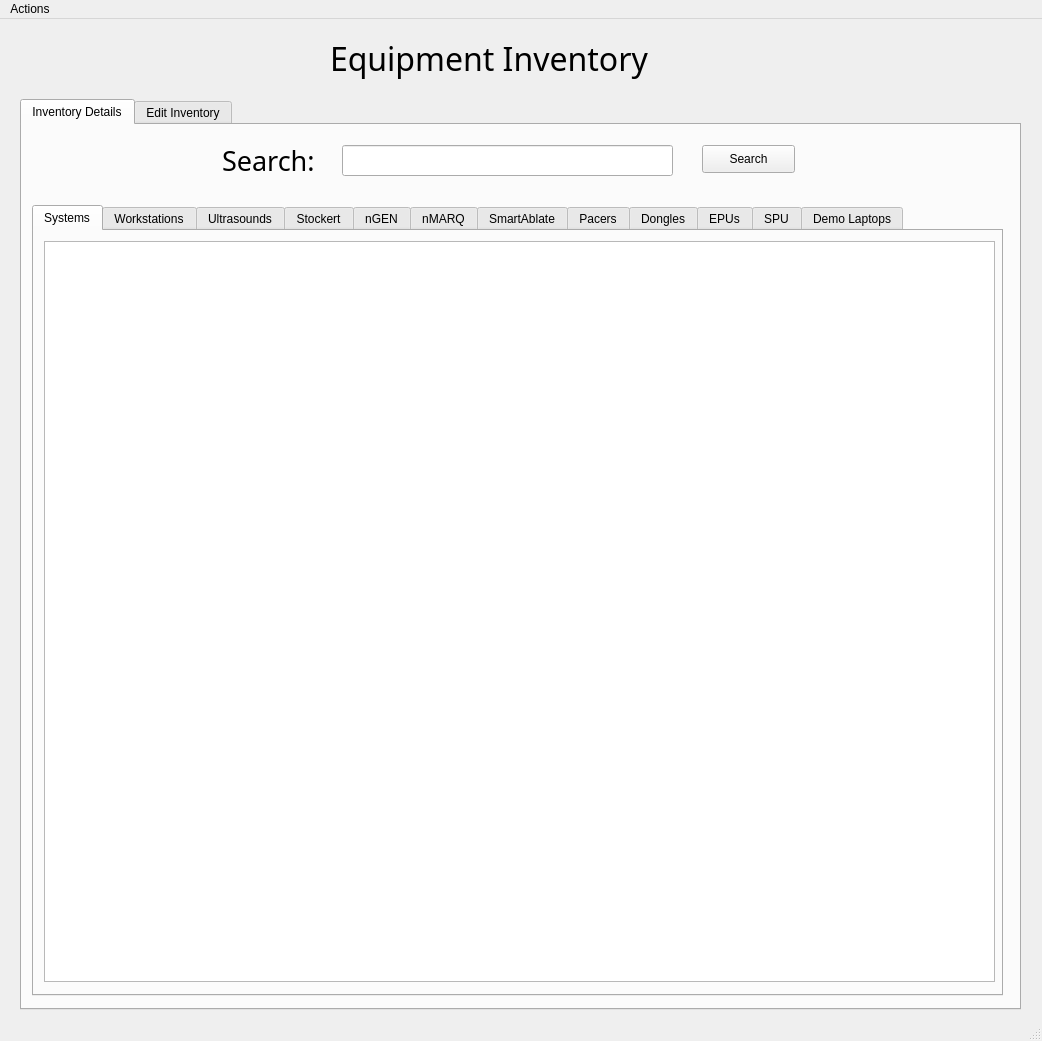
Above: Code/inventory.ui from EranYonai/Auto-Baseline before the change. Below: the same form after it.
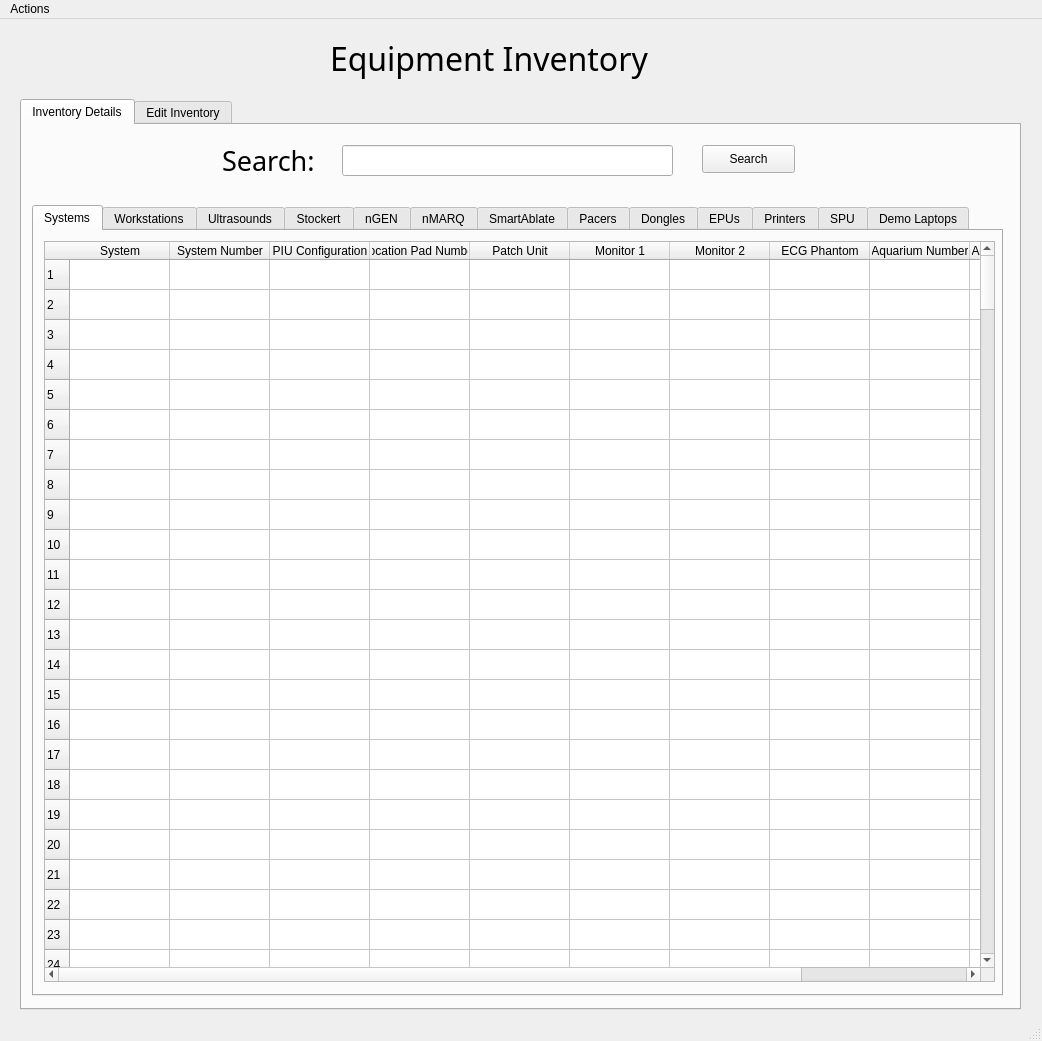
That is the form after the change. The open tabs and pages were chosen to show the change.

Commit message:
Implementation of smart LoadData function
each db details will be saved as a tuple object - "constructs tuples for each db, [0] is the db name, [1] is the table object, [2] is the number of columns in db"
this way it will be easy to add future tables and db. In order to add another machine db, just create a new tuple object within the above rules, and add it to tabs array.

What changed in the file:
```diff
--- a/Code/inventory.ui
+++ b/Code/inventory.ui
@@ -19,7 +19,7 @@
      <rect>
       <x>330</x>
       <y>0</y>
-      <width>368</width>
+      <width>381</width>
       <height>78</height>
      </rect>
     </property>
@@ -116,6 +116,370 @@
           <height>741</height>
          </rect>
         </property>
+        <property name="autoScrollMargin">
+         <number>11</number>
+        </property>
+        <property name="rowCount">
+         <number>300</number>
+        </property>
+        <property name="columnCount">
+         <number>11</number>
+        </property>
+        <row/>
+        <row/>
+        <row/>
+        <row/>
+        <row/>
+        <row/>
+        <row/>
+        <row/>
+        <row/>
+        <row/>
+        <row/>
+        <row/>
+        <row/>
+        <row/>
+        <row/>
+        <row/>
+        <row/>
+        <row/>
+        <row/>
+        <row/>
+        <row/>
+        <row/>
+        <row/>
+        <row/>
+        <row/>
+        <row/>
+        <row/>
+        <row/>
+        <row/>
+        <row/>
+        <row/>
+        <row/>
+        <row/>
+        <row/>
+        <row/>
+        <row/>
+        <row/>
+        <row/>
+        <row/>
+        <row/>
+        <row/>
+        <row/>
+        <row/>
+        <row/>
+        <row/>
+        <row/>
+        <row/>
+        <row/>
+        <row/>
+        <row/>
+        <row/>
+        <row/>
+        <row/>
+        <row/>
+        <row/>
+        <row/>
+        <row/>
+        <row/>
+        <row/>
+        <row/>
+        <row/>
+        <row/>
+        <row/>
+        <row/>
+        <row/>
+        <row/>
+        <row/>
+        <row/>
+        <row/>
+        <row/>
+        <row/>
+        <row/>
+        <row/>
+        <row/>
+        <row/>
+        <row/>
+        <row/>
+        <row/>
+        <row/>
+        <row/>
+        <row/>
+        <row/>
+        <row/>
+        <row/>
+        <row/>
+        <row/>
+        <row/>
+        <row/>
+        <row/>
+        <row/>
+        <row/>
+        <row/>
+        <row/>
+        <row/>
+        <row/>
+        <row/>
+        <row/>
+        <row/>
+        <row/>
+        <row/>
+        <row/>
+        <row/>
+        <row/>
+        <row/>
+        <row/>
+        <row/>
+        <row/>
+        <row/>
+        <row/>
+        <row/>
+        <row/>
+        <row/>
+        <row/>
+        <row/>
+        <row/>
+        <row/>
+        <row/>
+        <row/>
+        <row/>
+        <row/>
+        <row/>
+        <row/>
+        <row/>
+        <row/>
+        <row/>
+        <row/>
+        <row/>
+        <row/>
+        <row/>
+        <row/>
+        <row/>
+        <row/>
+        <row/>
+        <row/>
+        <row/>
+        <row/>
+        <row/>
+        <row/>
+        <row/>
+        <row/>
+        <row/>
+        <row/>
+        <row/>
+        <row/>
+        <row/>
+        <row/>
+        <row/>
+        <row/>
+        <row/>
+        <row/>
+        <row/>
+        <row/>
+        <row/>
+        <row/>
+        <row/>
+        <row/>
+        <row/>
+        <row/>
+        <row/>
+        <row/>
+        <row/>
+        <row/>
+        <row/>
+        <row/>
+        <row/>
+        <row/>
+        <row/>
+        <row/>
+        <row/>
+        <row/>
+        <row/>
+        <row/>
+        <row/>
+        <row/>
+        <row/>
+        <row/>
+        <row/>
+        <row/>
+        <row/>
+        <row/>
+        <row/>
+        <row/>
+        <row/>
+        <row/>
+        <row/>
+        <row/>
+        <row/>
+        <row/>
+        <row/>
+        <row/>
+        <row/>
+        <row/>
+        <row/>
+        <row/>
+        <row/>
+        <row/>
+        <row/>
+        <row/>
+        <row/>
+        <row/>
+        <row/>
+        <row/>
+        <row/>
+        <row/>
+        <row/>
+        <row/>
+        <row/>
+        <row/>
+        <row/>
+        <row/>
+        <row/>
+        <row/>
+        <row/>
+        <row/>
+        <row/>
+        <row/>
+        <row/>
+        <row/>
+        <row/>
+        <row/>
+        <row/>
+        <row/>
+        <row/>
+        <row/>
+        <row/>
+        <row/>
+        <row/>
+        <row/>
+        <row/>
+        <row/>
+        <row/>
+        <row/>
+        <row/>
+        <row/>
+        <row/>
+        <row/>
+        <row/>
+        <row/>
+        <row/>
+        <row/>
+        <row/>
+        <row/>
+        <row/>
+        <row/>
+        <row/>
+        <row/>
+        <row/>
+        <row/>
+        <row/>
+        <row/>
+        <row/>
+        <row/>
+        <row/>
+        <row/>
+        <row/>
+        <row/>
+        <row/>
+        <row/>
+        <row/>
+        <row/>
+        <row/>
+        <row/>
+        <row/>
+        <row/>
+        <row/>
+        <row/>
+        <row/>
+        <row/>
+        <row/>
+        <row/>
+        <row/>
+        <row/>
+        <row/>
+        <row/>
+        <row/>
+        <row/>
+        <row/>
+        <row/>
+        <row/>
+        <row/>
+        <row/>
+        <row/>
+        <row/>
+        <row/>
+        <row/>
+        <row/>
+        <row/>
+        <row/>
+        <row/>
+        <row/>
+        <row/>
+        <row/>
+        <row/>
+        <row/>
+        <row/>
+        <row/>
+        <row/>
+        <row/>
+        <row/>
+        <row/>
+        <column>
+         <property name="text">
+          <string>System</string>
+         </property>
+        </column>
+        <column>
+         <property name="text">
+          <string>System Number</string>
+         </property>
+        </column>
+        <column>
+         <property name="text">
+          <string>PIU Configuration</string>
+         </property>
+        </column>
+        <column>
+         <property name="text">
+          <string>Location Pad Number</string>
+         </property>
+        </column>
+        <column>
+         <property name="text">
+          <string>Patch Unit</string>
+         </property>
+        </column>
+        <column>
+         <property name="text">
+          <string>Monitor 1</string>
+         </property>
+        </column>
+        <column>
+         <property name="text">
+          <string>Monitor 2</string>
+         </property>
+        </column>
+        <column>
+         <property name="text">
+          <string>ECG Phantom</string>
+         </property>
+        </column>
+        <column>
+         <property name="text">
+          <string>Aquarium Number</string>
+         </property>
+        </column>
+        <column>
+         <property name="text">
+          <string>Aquarium Maximo</string>
+         </property>
+        </column>
+        <column>
+         <property name="text">
+          <string>Times used</string>
+         </property>
+        </column>
        </widget>
       </widget>
       <widget class="QWidget" name="workstations">
@@ -605,6 +969,21 @@
         </property>
        </widget>
       </widget>
+      <widget class="QWidget" name="printer">
+       <attribute name="title">
+        <string>Printers</string>
+       </attribute>
+       <widget class="QTableWidget" name="printer_table">
+        <property name="geometry">
+         <rect>
+          <x>10</x>
+          <y>10</y>
+          <width>951</width>
+          <height>741</height>
+         </rect>
+        </property>
+       </widget>
+      </widget>
       <widget class="QWidget" name="spu">
        <attribute name="title">
         <string>SPU</string>
```
Left out of the diff: 2 changed lines with no effect on the pictures. The commit also changes 2 other files.
